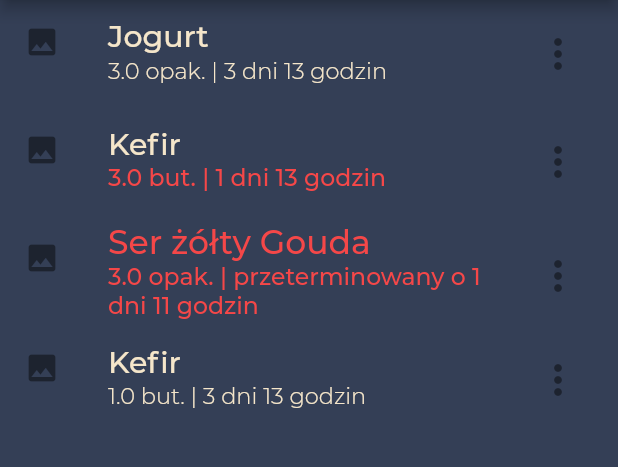
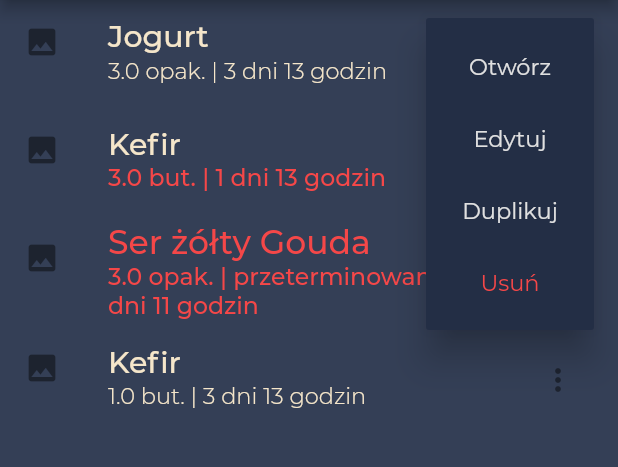
Before and after one commit to dawid-niedzwiecki/flutter_test, a Flutter app: the StoragePage screen opened by its route, after a tap on the "more vert" icon, on a phone screen of 412 x 824 dp, the part 84-551 px from its top. Run offline on Flutter 3.47's test engine with Material 2 defaults, Android fonts, the phone set to English and light mode, and no system bars; missing offline and left inert: dart:html; project files that could hold a hidden picture were left out.

Commit message:
sotrage list

```diff
--- a/lib/modules/utils.dart
+++ b/lib/modules/utils.dart
@@ -1,8 +1,10 @@
 import 'package:flutter/cupertino.dart';
 
 // Klasa pomocnicza
+// WAŻNE! usunąć textAlign jeżeli nieużywane
 class Utils {
-  static Color backgroundColor = new Color(0xff343F56);
+  static Color backgroundColor = new Color(0xff343f56);
+  static Color menuBackgroundColor = new Color(0xff232e45);
   static Color primaryColor = new Color(0xfffb9300);
   static Color secondaryColor = new Color(0xfff54748);
   static Color textColor = new Color(0xfff5e6ca);
@@ -10,9 +12,11 @@ class Utils {
       {double fontSize = 15.0,
       Color color = const Color(0xffe0e0e0),
       String fontFamily = "Montserrat",
-      FontWeight fontWeight = FontWeight.normal}) {
+      FontWeight fontWeight = FontWeight.normal,
+      TextAlign textAlign = TextAlign.left}) {
     return new Text(
       value,
+      textAlign: textAlign,
       style: TextStyle(
         color: color,
         fontSize: fontSize,
--- a/lib/screens/storage-screen.dart
+++ b/lib/screens/storage-screen.dart
@@ -1,3 +1,5 @@
+import 'dart:html';
+
 import 'package:flutter/cupertino.dart';
 import 'package:flutter/material.dart';
 import 'package:test1/modules/products.dart';
@@ -53,11 +55,51 @@ class _StoragePageState extends State<StoragePage> {
                   fontSize: 22)),
       subtitle: generateDetailsText(index),
       leading: new Icon(Icons.image),
-      trailing: new IconButton(
-        splashRadius: 27,
-        onPressed: () => {},
-        icon: new Icon(Icons.more_vert),
-        iconSize: 32,
+      trailing: PopupMenuButton(
+        color: Utils.menuBackgroundColor,
+        elevation: 10,
+        itemBuilder: (context) => [
+          PopupMenuItem(
+            child: new TextButton(
+              child: Center(
+                child: Center(
+                  child: Utils.generateText("Otwórz"),
+                ),
+              ),
+              onPressed: () => {},
+            ),
+            value: 1,
+          ),
+          PopupMenuItem(
+            child: new TextButton(
+              child: Center(
+                child: Utils.generateText("Edytuj"),
+              ),
+              onPressed: () => {},
+            ),
+            value: 2,
+          ),
+          PopupMenuItem(
+            child: new TextButton(
+              child: Center(
+                child: Center(
+                  child: Utils.generateText("Duplikuj"),
+                ),
+              ),
+              onPressed: () => {},
+            ),
+            value: 3,
+          ),
+          PopupMenuItem(
+            child: new TextButton(
+              child: Center(
+                child: Utils.generateText("Usuń", color: Utils.secondaryColor),
+              ),
+              onPressed: () => {},
+            ),
+            value: 4,
+          ),
+        ],
       ),
       onTap: () => {},
     );
```
